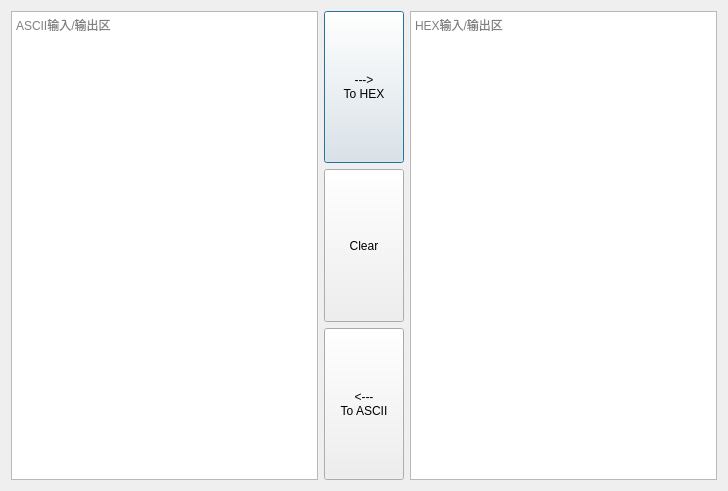
This is ComAssistant/ui/hex_tool_dialog.ui in DukeHouse/ComAssistant as Qt 5 draws it before an edit. The edited form follows.
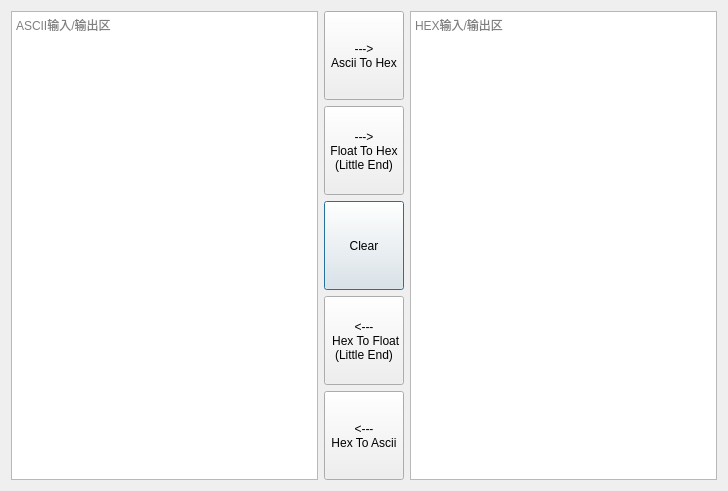
This is the edited form.

Commit message: [NEW]增加右键显示所有内容 [NEW]增加Float和Hex的相互转换

The edit to the form file:
```diff
--- a/ComAssistant/ui/hex_tool_dialog.ui
+++ b/ComAssistant/ui/hex_tool_dialog.ui
@@ -15,12 +15,12 @@
   </property>
   <layout class="QGridLayout" name="gridLayout_2">
    <item row="0" column="0">
-    <layout class="QGridLayout" name="gridLayout" rowstretch="0,0,0,0" columnstretch="0,0,0" columnminimumwidth="0,0,0">
+    <layout class="QGridLayout" name="gridLayout" rowstretch="0,0,0,0,0" columnstretch="0,0,0" columnminimumwidth="0,0,0">
      <property name="spacing">
       <number>6</number>
      </property>
-     <item row="0" column="1">
-      <widget class="QPushButton" name="pushButton_toHex">
+     <item row="2" column="1">
+      <widget class="QPushButton" name="pushButton_clear">
        <property name="sizePolicy">
         <sizepolicy hsizetype="Preferred" vsizetype="Preferred">
          <horstretch>0</horstretch>
@@ -28,27 +28,26 @@
         </sizepolicy>
        </property>
        <property name="text">
-        <string>---&gt;
-To HEX</string>
+        <string>Clear</string>
        </property>
       </widget>
      </item>
-     <item row="0" column="0" rowspan="3">
+     <item row="0" column="0" rowspan="5">
       <widget class="QPlainTextEdit" name="asciiBrowser">
        <property name="placeholderText">
         <string>ASCII输入/输出区</string>
        </property>
       </widget>
      </item>
-     <item row="0" column="2" rowspan="3">
+     <item row="0" column="2" rowspan="5">
       <widget class="QPlainTextEdit" name="hexBrowser">
        <property name="placeholderText">
         <string>HEX输入/输出区</string>
        </property>
       </widget>
      </item>
-     <item row="2" column="1">
-      <widget class="QPushButton" name="pushButton_toAscii">
+     <item row="4" column="1">
+      <widget class="QPushButton" name="pushButton_HexToAscii">
        <property name="sizePolicy">
         <sizepolicy hsizetype="Preferred" vsizetype="Preferred">
          <horstretch>0</horstretch>
@@ -57,12 +56,12 @@
        </property>
        <property name="text">
         <string>&lt;---
-To ASCII</string>
+Hex To Ascii</string>
        </property>
       </widget>
      </item>
      <item row="1" column="1">
-      <widget class="QPushButton" name="pushButton_clear">
+      <widget class="QPushButton" name="pushButton_FloatToHex">
        <property name="sizePolicy">
         <sizepolicy hsizetype="Preferred" vsizetype="Preferred">
          <horstretch>0</horstretch>
@@ -70,7 +69,38 @@
         </sizepolicy>
        </property>
        <property name="text">
-        <string>Clear</string>
+        <string>---&gt;
+Float To Hex
+(Little End)</string>
+       </property>
+      </widget>
+     </item>
+     <item row="0" column="1">
+      <widget class="QPushButton" name="pushButton_AsciiToHex">
+       <property name="sizePolicy">
+        <sizepolicy hsizetype="Preferred" vsizetype="Preferred">
+         <horstretch>0</horstretch>
+         <verstretch>0</verstretch>
+        </sizepolicy>
+       </property>
+       <property name="text">
+        <string>---&gt;
+Ascii To Hex</string>
+       </property>
+      </widget>
+     </item>
+     <item row="3" column="1">
+      <widget class="QPushButton" name="pushButton_HexToFloat">
+       <property name="sizePolicy">
+        <sizepolicy hsizetype="Preferred" vsizetype="Preferred">
+         <horstretch>0</horstretch>
+         <verstretch>0</verstretch>
+        </sizepolicy>
+       </property>
+       <property name="text">
+        <string>&lt;---
+ Hex To Float
+(Little End)</string>
        </property>
       </widget>
      </item>
```
The commit also changes 4 other files.
